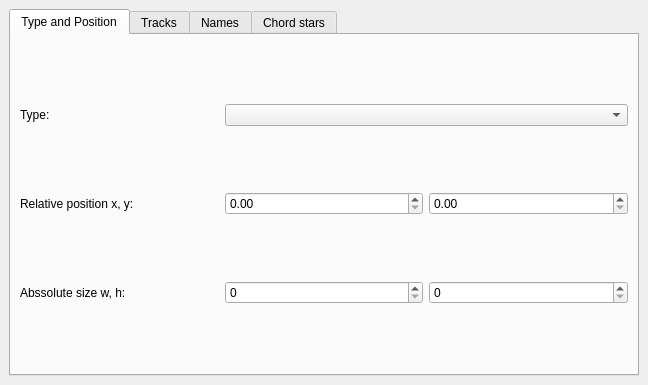
The window that ui/chordlayersetup.ui (lgmventura/MusicaVisual) describes before a commit, drawn with Qt 5.
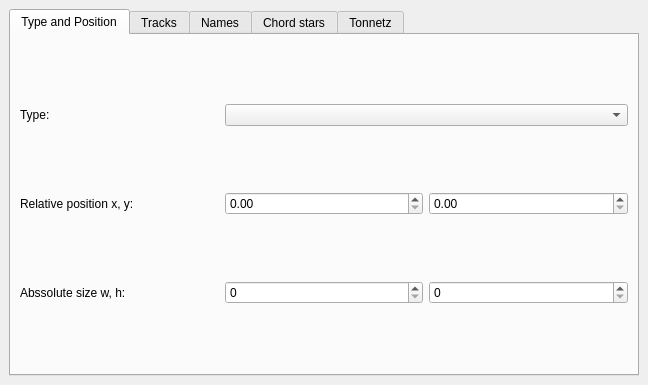
The same window after the commit.

Commit message: Started programming a tonnetz view (chord layer type). For now, there are two libraries for the same thing: hexagonalgrid.h and hexagonlib.h. The second, found online (no rights reserved), has a 'not-so-beautiful' implementation, but seems to be more efficient for this use. The first was self-developed, inspired in the second. For now, only this second is in use. Decide later what to do.

```diff
--- a/ui/chordlayersetup.ui
+++ b/ui/chordlayersetup.ui
@@ -178,6 +178,11 @@
         </item>
        </layout>
       </widget>
+      <widget class="QWidget" name="tonnetz">
+       <attribute name="title">
+        <string>Tonnetz</string>
+       </attribute>
+      </widget>
      </widget>
     </item>
    </layout>
```
The commit also changes 18 other files.
